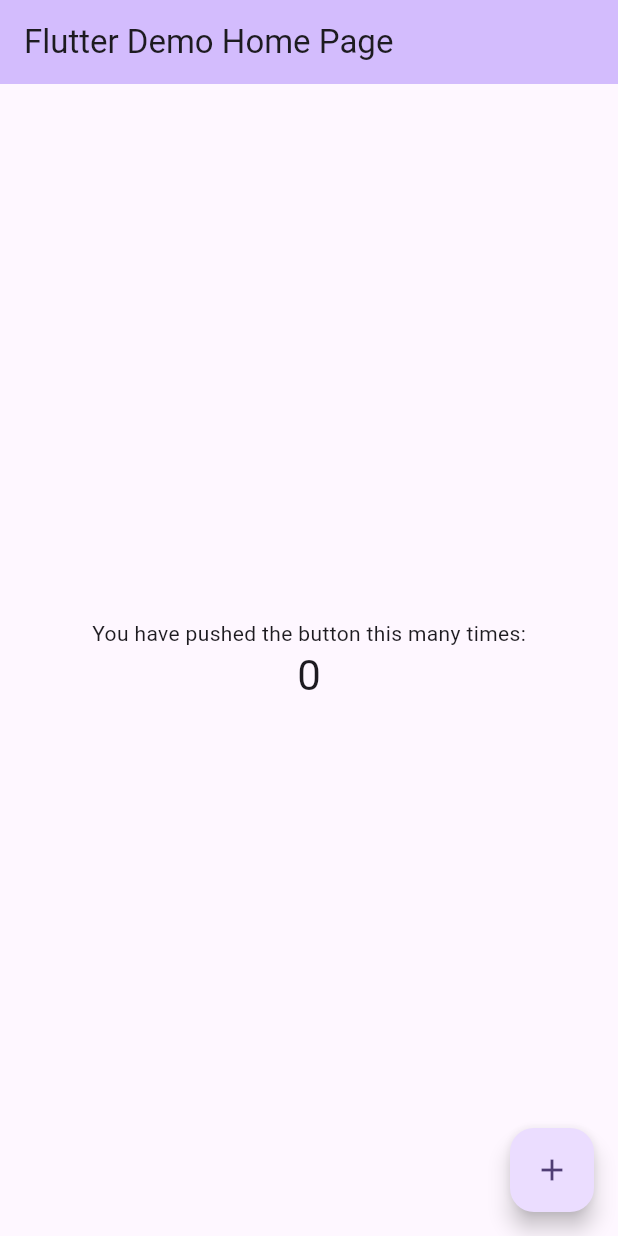
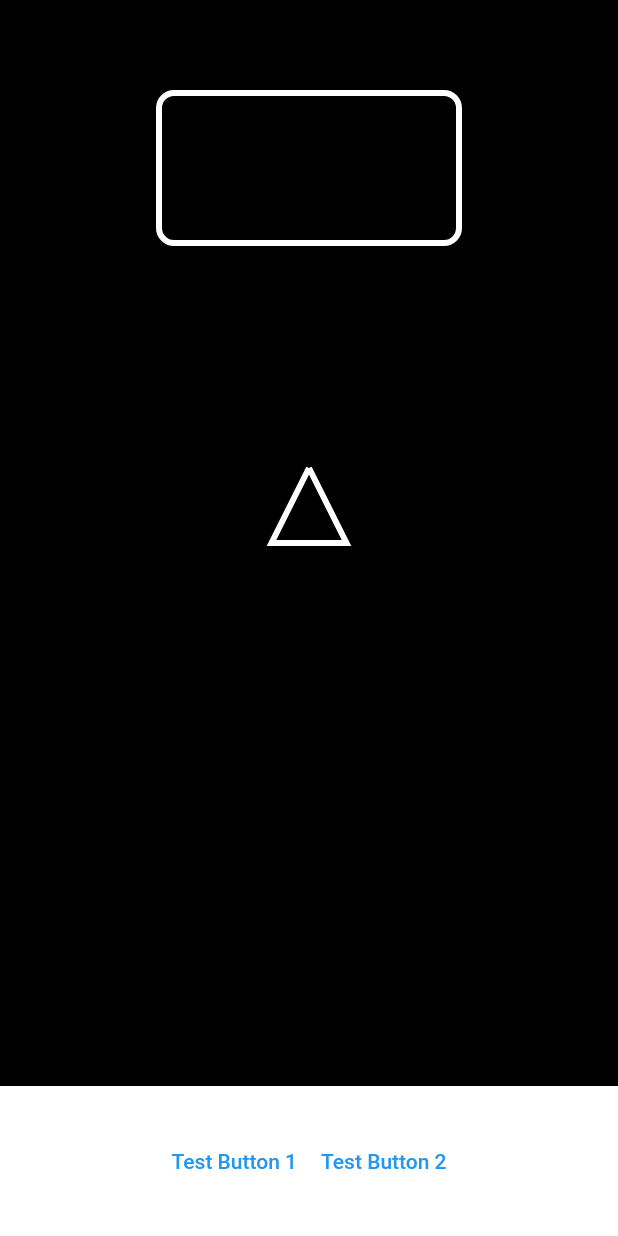
Before and after one commit to NicolenaStiles/playground, a Flutter app: the screen it shows after launch, on a phone screen of 412 x 824 dp. Run offline on Flutter 3.47's test engine with Material 2 defaults, Android fonts, the phone set to English and light mode, and no system bars.

```diff
--- a/asteroids/lib/main.dart
+++ b/asteroids/lib/main.dart
@@ -1,8 +1,10 @@
 import 'package:flutter/material.dart';
+import 'package:flutter/rendering.dart';
 
-void main() {
-  runApp(const MyApp());
-}
+// color declarations
+const Color bgColor = Color.fromARGB(255, 18, 32, 47);
+
+void main() => runApp(const MyApp());
 
 class MyApp extends StatelessWidget {
   const MyApp({super.key});
@@ -11,26 +13,11 @@ class MyApp extends StatelessWidget {
   @override
   Widget build(BuildContext context) {
     return MaterialApp(
-      title: 'Flutter Demo',
-      theme: ThemeData(
-        // This is the theme of your application.
-        //
-        // TRY THIS: Try running your application with "flutter run". You'll see
-        // the application has a blue toolbar. Then, without quitting the app,
-        // try changing the seedColor in the colorScheme below to Colors.green
-        // and then invoke "hot reload" (save your changes or press the "hot
-        // reload" button in a Flutter-supported IDE, or press "r" if you used
-        // the command line to start the app).
-        //
-        // Notice that the counter didn't reset back to zero; the application
-        // state is not lost during the reload. To reset the state, use hot
-        // restart instead.
-        //
-        // This works for code too, not just values: Most code changes can be
-        // tested with just a hot reload.
-        colorScheme: ColorScheme.fromSeed(seedColor: Colors.deepPurple),
-        useMaterial3: true,
-      ),
+        title: 'Asteroids Demo',
+        theme: ThemeData.dark().copyWith(
+          scaffoldBackgroundColor: bgColor,
+          ),
+        debugShowCheckedModeBanner: false,
       home: const MyHomePage(title: 'Flutter Demo Home Page'),
     );
   }
@@ -52,6 +39,58 @@ class MyHomePage extends StatefulWidget {
 
   @override
   State<MyHomePage> createState() => _MyHomePageState();
+}
+
+class AsteroidPainter extends CustomPainter {
+
+  @override
+  void paint(Canvas canvas, Size size) {
+
+    // Define a paint object
+    final paint = Paint()
+      ..style = PaintingStyle.stroke
+      ..strokeWidth = 4.0
+      ..color = Colors.white;
+
+    final rectSketch = Path();
+    int rectSize = 50;
+
+    // Left eye
+    canvas.drawRRect(
+        RRect.fromRectAndRadius(Rect.fromLTWH(
+            (size.width / 2) - 100,
+            (size.height / 2) - 300,
+            200,
+            100
+          ), Radius.circular(10)),
+        paint,
+      );
+
+    // trying to draw a triangle
+    rectSketch.moveTo(
+      (size.width / 2),
+      (size.height / 2) - rectSize
+      );
+    rectSketch.lineTo(
+      (size.width / 2) - rectSize / 2,
+      (size.height / 2)
+    );
+    rectSketch.lineTo(
+      (size.width / 2) + rectSize / 2,
+      (size.height / 2)
+    );
+    rectSketch.lineTo(
+      (size.width / 2),
+      (size.height / 2) - rectSize
+    );
+
+    canvas.drawPath(rectSketch, paint);
+
+  }
+
+  @override
+  bool shouldRepaint(AsteroidPainter oldDelegate) => false;
+
 }
 
 class _MyHomePageState extends State<MyHomePage> {
@@ -77,49 +116,37 @@ class _MyHomePageState extends State<MyHomePage> {
     // fast, so that you can just rebuild anything that needs updating rather
     // than having to individually change instances of widgets.
     return Scaffold(
-      appBar: AppBar(
-        // TRY THIS: Try changing the color here to a specific color (to
-        // Colors.amber, perhaps?) and trigger a hot reload to see the AppBar
-        // change color while the other colors stay the same.
-        backgroundColor: Theme.of(context).colorScheme.inversePrimary,
-        // Here we take the value from the MyHomePage object that was created by
-        // the App.build method, and use it to set our appbar title.
-        title: Text(widget.title),
-      ),
       body: Center(
-        // Center is a layout widget. It takes a single child and positions it
-        // in the middle of the parent.
         child: Column(
-          // Column is also a layout widget. It takes a list of children and
-          // arranges them vertically. By default, it sizes itself to fit its
-          // children horizontally, and tries to be as tall as its parent.
-          //
-          // Column has various properties to control how it sizes itself and
-          // how it positions its children. Here we use mainAxisAlignment to
-          // center the children vertically; the main axis here is the vertical
-          // axis because Columns are vertical (the cross axis would be
-          // horizontal).
-          //
-          // TRY THIS: Invoke "debug painting" (choose the "Toggle Debug Paint"
-          // action in the IDE, or press "p" in the console), to see the
-          // wireframe for each widget.
           mainAxisAlignment: MainAxisAlignment.center,
-          children: <Widget>[
-            const Text(
-              'You have pushed the button this many times:',
-            ),
-            Text(
-              '$_counter',
-              style: Theme.of(context).textTheme.headlineMedium,
-            ),
+          children: [
+            Container(
+              width: MediaQuery.of(context).size.width,
+              height: MediaQuery.of(context).size.height - 100,
+              color: Colors.black,
+              child: CustomPaint(painter: AsteroidPainter()),
+              ),
+            Container(
+              width: MediaQuery.of(context).size.width,
+              height: 100,
+              color: Colors.white,
+              child: Row(
+                mainAxisAlignment: MainAxisAlignment.center,
+                children: [
+                  TextButton (
+                    onPressed: () {},
+                    child: const Text('Test Button 1'),
+                  ),
+                  TextButton (
+                    onPressed: () {},
+                    child: const Text('Test Button 2'),
+                  ),
+                ],
+              ),
+            )
           ],
         ),
       ),
-      floatingActionButton: FloatingActionButton(
-        onPressed: _incrementCounter,
-        tooltip: 'Increment',
-        child: const Icon(Icons.add),
-      ), // This trailing comma makes auto-formatting nicer for build methods.
     );
   }
 }
```
